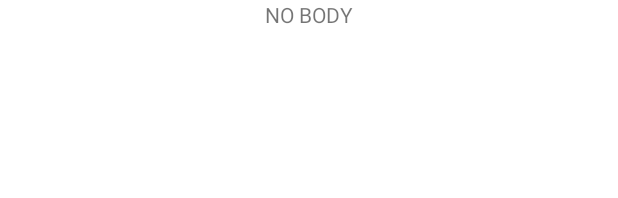
After one commit to adilbaev-ruslan/SotcialNetwork, an Android app: the layout activity_comments.xml on its own in the app's theme, with its tools: preview values and no code run, on a phone screen of 412 x 824 dp. The commit adds this screen. Shown: the top 198 px of the screen. Run offline under Robolectric (Android 15) with nearby library versions, the phone set to English and light mode, and no system bars.

Commit message:
comments

```diff
--- a/app/src/main/java/com/example/socialnetwork/data/Post.kt
+++ b/app/src/main/java/com/example/socialnetwork/data/Post.kt
@@ -9,4 +9,4 @@ data class Post (
     var username: String = "",
     var userId: String = "",
     var comments: MutableList<Map<String, String>> = mutableListOf()
-        )
+)
--- a/app/src/main/java/com/example/socialnetwork/ui/add/AddPostFragment.kt
+++ b/app/src/main/java/com/example/socialnetwork/ui/add/AddPostFragment.kt
@@ -16,6 +16,8 @@ class AddPostFragment: Fragment(R.layout.fragment_post_add) {
     private val mAuth = FirebaseAuth.getInstance()
     private val db = FirebaseFirestore.getInstance()
 
+    var username = ""
+
     override fun onViewCreated(view: View, savedInstanceState: Bundle?) {
         super.onViewCreated(view, savedInstanceState)
         showData()
@@ -25,7 +27,7 @@ class AddPostFragment: Fragment(R.layout.fragment_post_add) {
             map["theme"] = etTheme.text.toString()
             map["text"] = etText.text.toString()
             map["userId"] = mAuth.currentUser?.uid!!
-            map["username"] = etUsername2.text.toString()
+            map["username"] = username
             map["like"] = 0
             map["dislike"] = 0
             map["comments"] = arrayListOf<String>()
@@ -44,7 +46,7 @@ class AddPostFragment: Fragment(R.layout.fragment_post_add) {
     private fun showData() {
         db.collection("users").document(mAuth.currentUser!!.uid).get()
                 .addOnSuccessListener {
-                    etUsername2.setText(it.get("username").toString())
+                    username = it.get("username").toString()
                 }
     }
 
--- /dev/null
+++ b/app/src/main/res/drawable/dislike.xml
@@ -0,0 +1,5 @@
+<vector android:alpha="1" android:height="24dp"
+    android:tint="#4E8AC8" android:viewportHeight="24"
+    android:viewportWidth="24" android:width="24dp" xmlns:android="http://schemas.android.com/apk/res/android">
+    <path android:fillColor="@android:color/white" android:pathData="M15,3L6,3c-0.83,0 -1.54,0.5 -1.84,1.22l-3.02,7.05c-0.09,0.23 -0.14,0.47 -0.14,0.73v2c0,1.1 0.9,2 2,2h6.31l-0.95,4.57 -0.03,0.32c0,0.41 0.17,0.79 0.44,1.06L9.83,23l6.59,-6.59c0.36,-0.36 0.58,-0.86 0.58,-1.41L17,5c0,-1.1 -0.9,-2 -2,-2zM19,3v12h4L23,3h-4z"/>
+</vector>
--- /dev/null
+++ b/app/src/main/res/drawable/ic_baseline_chat_24.xml
@@ -0,0 +1,5 @@
+<vector android:alpha="1" android:height="24dp"
+    android:tint="#4E8AC8" android:viewportHeight="24"
+    android:viewportWidth="24" android:width="24dp" xmlns:android="http://schemas.android.com/apk/res/android">
+    <path android:fillColor="@android:color/white" android:pathData="M20,2L4,2c-1.1,0 -1.99,0.9 -1.99,2L2,22l4,-4h14c1.1,0 2,-0.9 2,-2L22,4c0,-1.1 -0.9,-2 -2,-2zM6,9h12v2L6,11L6,9zM14,14L6,14v-2h8v2zM18,8L6,8L6,6h12v2z"/>
+</vector>
--- /dev/null
+++ b/app/src/main/res/drawable/like.xml
@@ -0,0 +1,5 @@
+<vector android:alpha="1" android:height="24dp"
+    android:tint="#4E8AC8" android:viewportHeight="24"
+    android:viewportWidth="24" android:width="24dp" xmlns:android="http://schemas.android.com/apk/res/android">
+    <path android:fillColor="@android:color/white" android:pathData="M1,21h4L5,9L1,9v12zM23,10c0,-1.1 -0.9,-2 -2,-2h-6.31l0.95,-4.57 0.03,-0.32c0,-0.41 -0.17,-0.79 -0.44,-1.06L14.17,1 7.59,7.59C7.22,7.95 7,8.45 7,9v10c0,1.1 0.9,2 2,2h9c0.83,0 1.54,-0.5 1.84,-1.22l3.02,-7.05c0.09,-0.23 0.14,-0.47 0.14,-0.73v-2z"/>
+</vector>
--- /dev/null
+++ b/app/src/main/res/layout/activity_comments.xml
@@ -0,0 +1,28 @@
+<?xml version="1.0" encoding="utf-8"?>
+<androidx.constraintlayout.widget.ConstraintLayout xmlns:android="http://schemas.android.com/apk/res/android"
+    xmlns:app="http://schemas.android.com/apk/res-auto"
+    xmlns:tools="http://schemas.android.com/tools"
+    android:layout_width="match_parent"
+    android:layout_height="match_parent"
+    tools:context=".ui.comments.CommentsActivity">
+
+    <TextView
+        android:id="@+id/tvMessage"
+        android:layout_width="wrap_content"
+        android:layout_height="wrap_content"
+        android:text="@string/no_body"
+        app:layout_constraintStart_toStartOf="parent"
+        app:layout_constraintEnd_toEndOf="parent"
+        app:layout_constraintTop_toTopOf="parent"/>
+
+    <androidx.recyclerview.widget.RecyclerView
+        android:id="@+id/rvComments"
+        android:layout_width="0dp"
+        android:layout_height="0dp"
+        app:layout_constraintStart_toStartOf="parent"
+        app:layout_constraintEnd_toEndOf="parent"
+        app:layout_constraintTop_toBottomOf="@id/tvMessage"
+        app:layout_constraintBottom_toBottomOf="parent"
+        app:layoutManager="androidx.recyclerview.widget.LinearLayoutManager"
+        android:orientation="vertical"/>
+</androidx.constraintlayout.widget.ConstraintLayout>
--- a/app/src/main/res/values/strings.xml
+++ b/app/src/main/res/values/strings.xml
@@ -16,4 +16,5 @@
     <string name="text...">Text</string>
     <string name="text">Text...</string>
     <string name="username">Username</string>
+    <string name="no_body">NO BODY</string>
 </resources>
```
Also changed, not shown: app/src/main/AndroidManifest.xml (+4 -3 lines), app/src/main/java/com/example/socialnetwork/ui/comments/CommentsActivity.kt (added, +38 -0 lines), app/src/main/java/com/example/socialnetwork/ui/comments/CommentsAdapter.kt (added, +35 -0 lines), app/src/main/java/com/example/socialnetwork/ui/post/GetPostFragment.kt (+12 -2 lines), app/src/main/java/com/example/socialnetwork/ui/post/PostAdapter.kt (+9 -0 lines), app/src/main/res/layout/comment_item.xml (added, +29 -0 lines), app/src/main/res/layout/fragment_post_add.xml (+1 -16 lines), app/src/main/res/layout/post_item.xml (+12 -0 lines), app/src/main/res/drawable/dislike.png (deleted), app/src/main/res/drawable/like.png (deleted).
